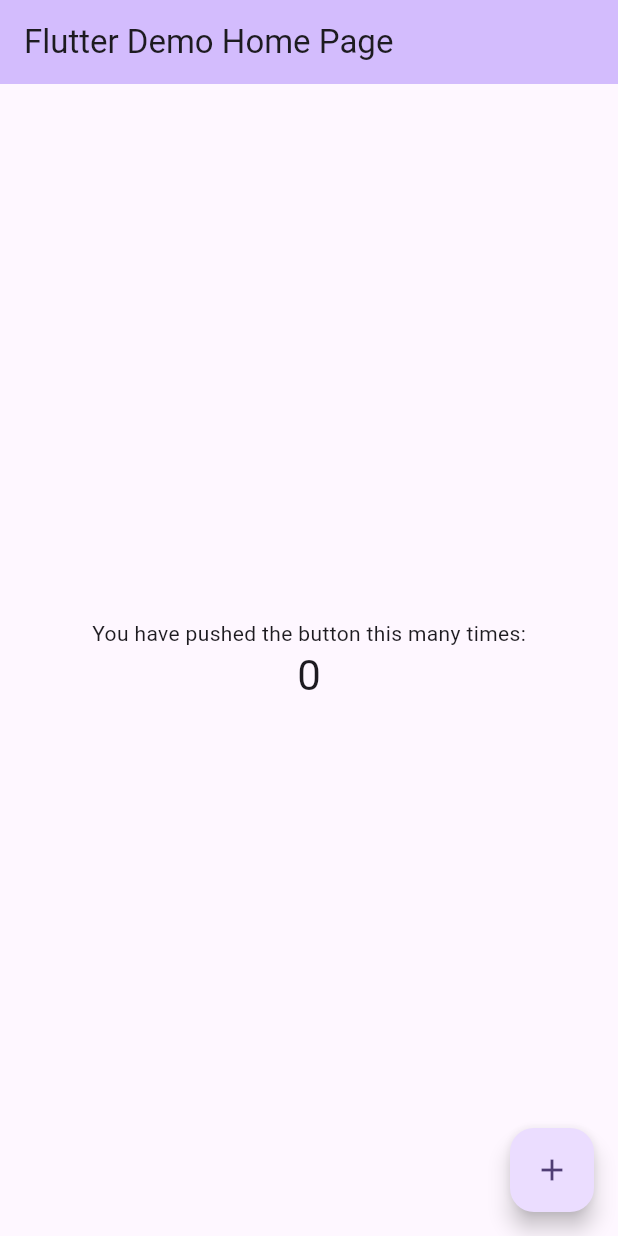
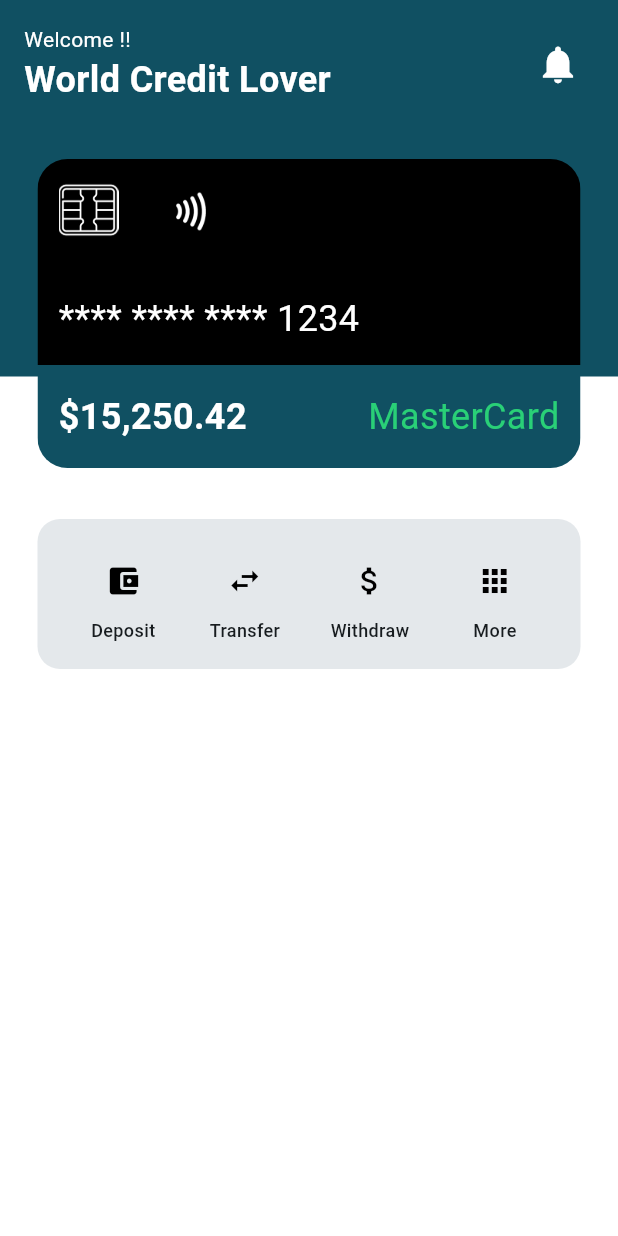
Before and after one commit to deepakkalwankar/WalletX, a Flutter app: the screen it shows after launch, on a phone screen of 412 x 824 dp. Run offline on Flutter 3.47's test engine with Material 3 defaults, Android fonts, the phone set to English and light mode, and no system bars.

Commit message:
Home Screen

```diff
--- /dev/null
+++ b/lib/Pages/buttons.dart
@@ -0,0 +1,48 @@
+import 'package:flutter/material.dart';
+
+class Buttons extends StatelessWidget {
+  const Buttons({super.key});
+
+  @override
+  Widget build(BuildContext context) {
+    // double height = MediaQuery.of(context).size.height;
+    // double width = MediaQuery.of(context).size.width;
+    return Padding(
+      padding: const EdgeInsets.symmetric(horizontal: 25),
+      child: Container(
+        width: double.infinity,
+        alignment: Alignment.center,
+        height: 100,
+        decoration: BoxDecoration(
+          color: const Color.fromARGB(255, 228, 232, 235),
+          borderRadius: BorderRadius.circular(15),
+        ),
+        child: const Row(
+          mainAxisAlignment: MainAxisAlignment.spaceEvenly,
+          children: [ActionButton(icon: Icons.account_balance_wallet, label: 'Deposit'),
+          ActionButton(icon: Icons.swap_horiz, label: 'Transfer'),
+          ActionButton(icon: Icons.attach_money, label: 'Withdraw'),
+          ActionButton(icon: Icons.apps_sharp, label: 'More')],
+        ),
+      ),
+    );
+  }
+}
+
+class ActionButton extends StatelessWidget {
+  const ActionButton({super.key, required this.icon, required this.label});
+
+  final IconData icon;
+  final String label;
+
+  @override
+  Widget build(BuildContext context) {
+    return Column(
+      mainAxisAlignment: MainAxisAlignment.center,
+      children: [
+        IconButton(onPressed: () {}, icon: Icon(icon, color: Colors.black)),
+        Text(label, style: TextStyle(fontSize: 12, fontWeight: FontWeight.w500),)
+      ],
+    );
+  }
+}
--- /dev/null
+++ b/lib/Pages/carddetails.dart
@@ -0,0 +1,86 @@
+import 'package:flutter/material.dart';
+
+class CardDetails extends StatelessWidget {
+  const CardDetails({super.key});
+
+  @override
+  Widget build(BuildContext context) {
+    double height = MediaQuery.of(context).size.height;
+    // double width = MediaQuery.of(context).size.width;
+    return Container(
+      height: height * 0.25,
+      decoration: BoxDecoration(borderRadius: BorderRadius.circular(20)),
+      child: ClipRRect(
+        borderRadius: BorderRadius.circular(20),
+        child: Column(
+          children: [
+            Expanded(
+              flex: 2,
+              child: Container(
+                color: Colors.black,
+                child: Stack(
+                  children: [
+                    Positioned(
+                      top: 14,
+                      left: 14,
+                      child: Image.asset(
+                        "assets/credit-card.png",
+                        height: 40,
+                        color: Colors.white,
+                      ),
+                    ),
+                    Positioned(
+                      top: 10,
+                      left: 80,
+                      child: Image.asset(
+                        "assets/wifi.png",
+                        height: 50,
+                        color: Colors.white,
+                      ),
+                    ),
+                    Positioned(
+                      bottom: 14,
+                      left: 14,
+                      child: Text(
+                        '**** **** **** 1234',
+                        style: TextStyle(color: Colors.white, fontSize: 24),
+                      ),
+                    ),
+                  ],
+                ),
+              ),
+            ),
+            Expanded(
+              flex: 1,
+              child: Container(
+                color: const Color.fromARGB(255, 16, 80, 98),
+                child: Padding(
+                  padding: const EdgeInsets.all(14.0),
+                  child: Row(
+                    mainAxisAlignment: MainAxisAlignment.spaceBetween,
+                    children: [
+                      Text(
+                        "\$15,250.42",
+                        style: TextStyle(
+                          fontSize: 24,
+                          color: Colors.white,
+                          fontWeight: FontWeight.bold,
+                        ),
+                      ),
+                      Row(
+                        mainAxisAlignment: MainAxisAlignment.start,
+                        children: [
+                          Text("MasterCard",style: TextStyle(color: const Color.fromARGB(255, 41, 208, 119), fontSize: 24),)
+                        ],
+                      )
+                    ],
+                  ),
+                ),
+              ),
+            ),
+          ],
+        ),
+      ),
+    );
+  }
+}
--- /dev/null
+++ b/lib/Pages/transactionhistory.dart
@@ -0,0 +1,76 @@
+import 'package:flutter/material.dart';
+
+class Transactionhistory extends StatelessWidget {
+  const Transactionhistory({super.key});
+
+  @override
+  Widget build(BuildContext context) {
+    return Expanded(
+      child: ListView(
+        children:  [
+         const  Padding(
+            padding: EdgeInsets.symmetric(horizontal: 25.0),
+            child: Row(
+              mainAxisAlignment: MainAxisAlignment.spaceBetween,
+              children: [
+                Text("Today, Dec 29"),
+                Row(
+                  children: [
+                    Text("All Transactions"),
+                  ],
+                ),
+              ],
+            ),
+          ),
+          const ListTile(
+            leading: CircleAvatar(
+              backgroundColor: Color.fromARGB(255, 239, 243, 245),
+              child: Icon(
+                Icons.fitness_center,
+                color: Colors.purpleAccent,
+              ),
+            ),
+            title: Text("Gym"),
+            subtitle: Text("Payment"),
+            trailing: Text(
+              "-\$45.99",
+              // style: TextStyle(color: Colors.red),
+            ),
+          ),
+          Divider(color: Colors.grey[200],),
+          const ListTile(
+            leading: CircleAvatar(
+              backgroundColor: Color.fromARGB(255, 239, 243, 245),
+              child: Icon(
+                Icons.account_balance,
+                color: Colors.teal,
+              ),
+            ),
+            title: Text("Bank of India"),
+            subtitle: Text("Deposit"),
+            trailing: Text(
+              "+\$1,328.00",
+              style: TextStyle(color: Colors.teal),
+            ),
+          ),
+          Divider(color: Colors.grey[200],),
+          const ListTile(
+            leading: CircleAvatar(
+              backgroundColor: Color.fromARGB(255, 239, 243, 245),
+              child: Icon(
+                Icons.send,
+                color: Colors.orangeAccent,
+              ),
+            ),
+            title: Text("To Brody Armando"),
+            subtitle: Text("Sent"),
+            trailing: Text(
+              "-\$699.00",
+              // style: TextStyle(color: Colors.red),
+            ),
+          )
+        ],
+      ),
+    );
+  }
+}
--- a/lib/main.dart
+++ b/lib/main.dart
@@ -1,4 +1,7 @@
 import 'package:flutter/material.dart';
+
+import 'Pages/buttons.dart';
+import 'Pages/carddetails.dart';
 
 void main() {
   runApp(const MyApp());
@@ -7,116 +10,88 @@ void main() {
 class MyApp extends StatelessWidget {
   const MyApp({super.key});
 
-  // This widget is the root of your application.
   @override
   Widget build(BuildContext context) {
     return MaterialApp(
-      title: 'Flutter Demo',
+      title: "WalletX",
       theme: ThemeData(
-        // This is the theme of your application.
-        //
-        // TRY THIS: Try running your application with "flutter run". You'll see
-        // the application has a purple toolbar. Then, without quitting the app,
-        // try changing the seedColor in the colorScheme below to Colors.green
-        // and then invoke "hot reload" (save your changes or press the "hot
-        // reload" button in a Flutter-supported IDE, or press "r" if you used
-        // the command line to start the app).
-        //
-        // Notice that the counter didn't reset back to zero; the application
-        // state is not lost during the reload. To reset the state, use hot
-        // restart instead.
-        //
-        // This works for code too, not just values: Most code changes can be
-        // tested with just a hot reload.
-        colorScheme: ColorScheme.fromSeed(seedColor: Colors.deepPurple),
+        colorScheme: ColorScheme.fromSeed(
+          seedColor: Color.fromARGB(255, 16, 80, 98),
+        ),
+        useMaterial3: true,
       ),
-      home: const MyHomePage(title: 'Flutter Demo Home Page'),
+      home: const HomePage(),
     );
   }
 }
 
-class MyHomePage extends StatefulWidget {
-  const MyHomePage({super.key, required this.title});
-
-  // This widget is the home page of your application. It is stateful, meaning
-  // that it has a State object (defined below) that contains fields that affect
-  // how it looks.
-
-  // This class is the configuration for the state. It holds the values (in this
-  // case the title) provided by the parent (in this case the App widget) and
-  // used by the build method of the State. Fields in a Widget subclass are
-  // always marked "final".
-
-  final String title;
-
-  @override
-  State<MyHomePage> createState() => _MyHomePageState();
-}
-
-class _MyHomePageState extends State<MyHomePage> {
-  int _counter = 0;
-
-  void _incrementCounter() {
-    setState(() {
-      // This call to setState tells the Flutter framework that something has
-      // changed in this State, which causes it to rerun the build method below
-      // so that the display can reflect the updated values. If we changed
-      // _counter without calling setState(), then the build method would not be
-      // called again, and so nothing would appear to happen.
-      _counter++;
-    });
-  }
+class HomePage extends StatelessWidget {
+  const HomePage({super.key});
 
   @override
   Widget build(BuildContext context) {
-    // This method is rerun every time setState is called, for instance as done
-    // by the _incrementCounter method above.
-    //
-    // The Flutter framework has been optimized to make rerunning build methods
-    // fast, so that you can just rebuild anything that needs updating rather
-    // than having to individually change instances of widgets.
     return Scaffold(
-      appBar: AppBar(
-        // TRY THIS: Try changing the color here to a specific color (to
-        // Colors.amber, perhaps?) and trigger a hot reload to see the AppBar
-        // change color while the other colors stay the same.
-        backgroundColor: Theme.of(context).colorScheme.inversePrimary,
-        // Here we take the value from the MyHomePage object that was created by
-        // the App.build method, and use it to set our appbar title.
-        title: Text(widget.title),
-      ),
-      body: Center(
-        // Center is a layout widget. It takes a single child and positions it
-        // in the middle of the parent.
+      backgroundColor: Color.fromARGB(255, 16, 80, 98),
+      body: SafeArea(
         child: Column(
-          // Column is also a layout widget. It takes a list of children and
-          // arranges them vertically. By default, it sizes itself to fit its
-          // children horizontally, and tries to be as tall as its parent.
-          //
-          // Column has various properties to control how it sizes itself and
-          // how it positions its children. Here we use mainAxisAlignment to
-          // center the children vertically; the main axis here is the vertical
-          // axis because Columns are vertical (the cross axis would be
-          // horizontal).
-          //
-          // TRY THIS: Invoke "debug painting" (choose the "Toggle Debug Paint"
-          // action in the IDE, or press "p" in the console), to see the
-          // wireframe for each widget.
-          mainAxisAlignment: MainAxisAlignment.center,
-          children: <Widget>[
-            const Text('You have pushed the button this many times:'),
-            Text(
-              '$_counter',
-              style: Theme.of(context).textTheme.headlineMedium,
+          crossAxisAlignment: CrossAxisAlignment.start,
+          children: [
+            Padding(
+              padding: EdgeInsets.all(16.0),
+              child: Row(
+                children: [
+                  Column(
+                    crossAxisAlignment: CrossAxisAlignment.start,
+                    children: [
+                      Text("Welcome !!", style: TextStyle(color: Colors.white)),
+                      Text(
+                        "World Credit Lover",
+                        style: TextStyle(
+                          color: Colors.white,
+                          fontSize: 24,
+                          fontWeight: FontWeight.bold,
+                        ),
+                      ),
+                    ],
+                  ),
+                  const Spacer(),
+                  IconButton(
+                    onPressed: () {},
+                    icon: Icon(
+                      Icons.notifications,
+                      color: Colors.white,
+                      size: 30,
+                    ),
+                  ),
+                ],
+              ),
+            ),
+            Expanded(
+              child: Stack(
+                children: [
+                  Container(
+                    margin: EdgeInsets.only(top: 165),
+                    color: Colors.white,
+                    child: const Column(
+                      children: [
+                        SizedBox(height: 95),
+                        Buttons()
+                        // TransactionList
+                      ],
+                    ),
+                  ),
+                  Positioned(
+                    top: 20,
+                    left: 25,
+                    right: 25,
+                    child: CardDetails(),
+                  ),
+                ],
+              ),
             ),
           ],
         ),
       ),
-      floatingActionButton: FloatingActionButton(
-        onPressed: _incrementCounter,
-        tooltip: 'Increment',
-        child: const Icon(Icons.add),
-      ), // This trailing comma makes auto-formatting nicer for build methods.
     );
   }
 }
--- a/pubspec.yaml
+++ b/pubspec.yaml
@@ -58,10 +58,8 @@ flutter:
   uses-material-design: true
 
   # To add assets to your application, add an assets section, like this:
-  # assets:
-  #   - images/a_dot_burr.jpeg
-  #   - images/a_dot_ham.jpeg
-
+  assets:
+    - assets/
   # An image asset can refer to one or more resolution-specific "variants", see
   # https://flutter.dev/to/resolution-aware-images
 
```
Also changed, not shown: assets/credit-card.png (added), assets/wifi.png (added).
